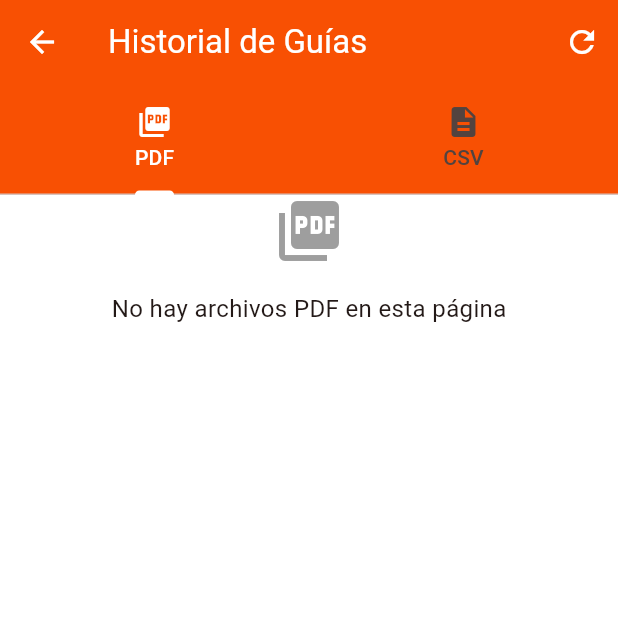
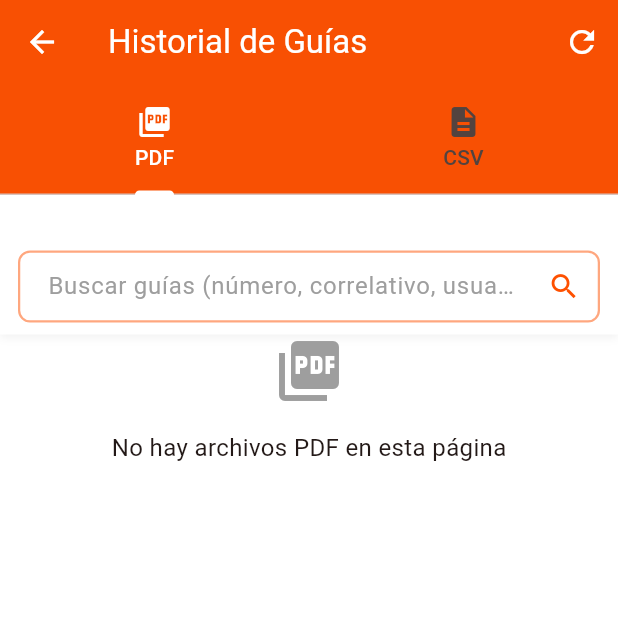
Before and after one commit to DarkCodex29/Guias-App---Laredo, a Flutter app: the _HistorialPageContent screen opened directly, after a tap on the "refresh" icon, on a phone screen of 412 x 824 dp, the top half of it. Run offline on Flutter 3.47's test engine with Material 3 defaults, Android fonts, the phone set to English and light mode, and no system bars; our stand-ins replace cloud_firestore, device_info_plus, dio, file_picker, firebase_core, flutter_dotenv and 9 more; accounts and stored records are empty; generated files the repository leaves out were written again; statements that could not run were skipped.

Commit message:
Se implementó un sistema de búsqueda y filtrado en el controlador de historial, permitiendo a los usuarios buscar guías por número, correlativo o usuario. Se añadieron métodos para limpiar filtros y aplicar criterios de búsqueda. Además, se ajustó la lógica de carga de guías para que los administradores puedan cargar todas las guías y se optimizó la presentación de archivos en la interfaz, mejorando la experiencia del usuario en dispositivos móviles y de escritorio.

```diff
--- a/lib/presentation/controllers/historial/historial.controller.dart
+++ b/lib/presentation/controllers/historial/historial.controller.dart
@@ -136,8 +136,21 @@ class HistorialController extends ChangeNotifier {
   // Para compatibilidad con código existente
   bool get isLoadingPage => _isLoadingPagePDF;
 
+  // Variables para búsqueda y filtrado
+  String _searchText = '';
+  List<GuideFile> _filteredPdfFiles = [];
+  List<GuideFile> _filteredCsvFiles = [];
+
+  // Getters para búsqueda y filtrado
+  String get searchText => _searchText;
+  List<GuideFile> get filteredPdfFiles => _filteredPdfFiles;
+  List<GuideFile> get filteredCsvFiles => _filteredCsvFiles;
+
+  final TextEditingController searchController = TextEditingController();
+
   @override
   void dispose() {
+    searchController.dispose();
     _mounted = false;
     super.dispose();
   }
@@ -180,12 +193,12 @@ class HistorialController extends ChangeNotifier {
       // Cargar guías del backend según el rol de usuario
       if (isAdmin) {
         // Administrador: cargar todas las guías
-        await _guiaProvider.loadGuias();
+        await _guiaProvider.loadGuias(all: true);
       } else {
         // Usuario normal: cargar solo sus guías
         final userId = _authProvider.userId;
         if (userId != null) {
-          await _guiaProvider.loadGuiasByUsuario(userId);
+          await _guiaProvider.loadGuiasByUsuario(userId, all: true);
         }
       }
 
@@ -199,6 +212,9 @@ class HistorialController extends ChangeNotifier {
 
       // Ordenar por fecha de creación (más reciente primero)
       _archivosPdf.sort((a, b) => b.creationDate.compareTo(a.creationDate));
+
+      // Después de haber obtenido y ordenado los archivos, inicializar las listas filtradas
+      _applyFilters();
     } catch (e) {
       if (!_mounted) {
         return; // Verificar antes de actualizar el estado de error
@@ -451,13 +467,12 @@ class HistorialController extends ChangeNotifier {
       // Cargar archivos PDF desde el backend
       if (isAdmin) {
         // Administrador: cargar todas las guías
-        await _guiaProvider.loadGuias(page: _guiaProvider.currentPagePDF);
+        await _guiaProvider.loadGuias(all: true);
       } else {
         // Usuario normal: cargar solo sus guías
         final userId = _authProvider.userId;
         if (userId != null) {
-          await _guiaProvider.loadGuiasByUsuario(userId,
-              page: _guiaProvider.currentPagePDF);
+          await _guiaProvider.loadGuiasByUsuario(userId, all: true);
         }
       }
 
@@ -475,7 +490,7 @@ class HistorialController extends ChangeNotifier {
       notifyListeners();
     } catch (e) {
       if (!_mounted) return;
-      _errorMessage = 'Error al cargar los archivos PDF: ${e.toString()}';
+      _errorMessage = 'Error al cargar los archivos PDF: \\${e.toString()}';
       _isLoadingPagePDF = false;
       notifyListeners();
     }
@@ -847,6 +862,46 @@ class HistorialController extends ChangeNotifier {
     if (!_isSharing) return false;
     return _sharingFileId == file.fullPath || _sharingFileId == file.fileName;
   }
+
+  // Función para buscar/filtrar guías
+  void searchGuias(String searchTerm) {
+    _searchText = searchTerm;
+    _applyFilters();
+  }
+
+  // Método para limpiar todos los filtros
+  void clearFilters() {
+    _searchText = '';
+    searchController.clear();
+    _applyFilters();
+  }
+
+  // Aplicar todos los filtros actuales
+  void _applyFilters() {
+    _filteredPdfFiles = _filterFiles(_archivosPdf);
+    _filteredCsvFiles = _filterFiles(_archivosCsv);
+    notifyListeners();
+  }
+
+  // Método para filtrar archivos según los criterios actuales
+  List<GuideFile> _filterFiles(List<GuideFile> files) {
+    if (_searchText.isEmpty) {
+      return List.from(files);
+    }
+
+    return files.where((file) {
+      // Filtrar por texto de búsqueda
+      return file.fileName.toLowerCase().contains(_searchText.toLowerCase()) ||
+          (file.serieCorrelativo != null &&
+              file.serieCorrelativo!
+                  .toLowerCase()
+                  .contains(_searchText.toLowerCase())) ||
+          (file.usernameUsuario != null &&
+              file.usernameUsuario!
+                  .toLowerCase()
+                  .contains(_searchText.toLowerCase()));
+    }).toList();
+  }
 }
 
 // Helper para firstWhereOrNull (si no usas collection)
--- a/lib/presentation/pages/historial/historial.page.dart
+++ b/lib/presentation/pages/historial/historial.page.dart
@@ -4,10 +4,9 @@ import 'package:intl/intl.dart';
 import 'package:app_guias/presentation/controllers/historial/historial.controller.dart';
 import 'package:app_guias/core/constants/app.colors.dart';
 import 'package:app_guias/providers/auth.provider.dart';
-import 'package:app_guias/providers/guia.provider.dart';
 import 'package:app_guias/presentation/widgets/custom.card.dart';
-import 'package:app_guias/presentation/widgets/custom.pagination.controls.dart';
 import 'package:app_guias/presentation/widgets/custom.card.shimmer.dart';
+import 'package:app_guias/presentation/widgets/custom.textfield.dart';
 
 class HistorialPage extends StatelessWidget {
   const HistorialPage({super.key});
@@ -35,7 +34,6 @@ class _HistorialPageContentState extends State<_HistorialPageContent> {
   @override
   void initState() {
     super.initState();
-    // Inicializar el controlador después de que el contexto esté disponible
     WidgetsBinding.instance.addPostFrameCallback((_) {
       if (!_mounted) return;
       final controller = context.read<HistorialController>();
@@ -102,26 +100,37 @@ class _HistorialPageContentState extends State<_HistorialPageContent> {
 
   Widget _buildMobileLayout(
       HistorialController controller, BuildContext context, bool isAdmin) {
-    return TabBarView(
+    return Column(
       children: [
-        _buildTabContent(controller.archivosPdf, controller, context,
+        _buildSearchBar(controller, context),
+        Expanded(
+          child: TabBarView(
+            children: [
+              _buildTabContent(controller.filteredPdfFiles, controller, context,
                   isPdf: true),
-        _buildTabContent(controller.archivosCsv, controller, context,
+              _buildTabContent(controller.filteredCsvFiles, controller, context,
                   isPdf: false),
+            ],
+          ),
+        ),
       ],
     );
   }
 
   Widget _buildDesktopLayout(
       HistorialController controller, BuildContext context, bool isAdmin) {
-    return Row(
+    return Column(
+      children: [
+        _buildSearchBar(controller, context),
+        Expanded(
+          child: Row(
             children: [
               Expanded(
                 flex: 3,
                 child: TabBarView(
                   children: [
-              // Solo mostrar la pestaña PDF en desktop
-              _buildTabContent(controller.archivosPdf, controller, context,
+                    _buildTabContent(
+                        controller.filteredPdfFiles, controller, context,
                         isPdf: true),
                   ],
                 ),
@@ -166,74 +175,57 @@ class _HistorialPageContentState extends State<_HistorialPageContent> {
                 ),
               ),
             ],
-    );
-  }
-
-  // Nuevo método para construir el contenido completo de cada tab, incluyendo la paginación
-  Widget _buildTabContent(List<GuideFile> archivos,
-      HistorialController controller, BuildContext context,
-      {required bool isPdf}) {
-    final guiaProvider = context.watch<GuiaProvider>();
-
-    // Usar los valores específicos para cada tipo
-    final currentPage =
-        isPdf ? guiaProvider.currentPagePDF : guiaProvider.currentPageCSV;
-    final totalPages =
-        isPdf ? guiaProvider.totalPagesPDF : guiaProvider.totalPagesCSV;
-    final isLoading =
-        isPdf ? controller.isLoadingPagePDF : controller.isLoadingPageCSV;
-
-    return Stack(
-      children: [
-        // Lista de archivos (ahora ocupa todo el espacio)
-        _buildFileList(archivos, controller, context, isPdf: isPdf),
-
-        // Controles de paginación siempre visibles si hay más de una página
-        if (totalPages > 1)
-          Positioned(
-            left: 0,
-            right: 0,
-            bottom: 0,
-            child: CustomPaginationControls(
-              currentPage: currentPage,
-              totalPages: totalPages,
-              isLoading: isLoading,
-              onFirstPage: () =>
-                  isPdf ? controller.goToPagePDF(1) : controller.goToPageCSV(1),
-              onPreviousPage: () => isPdf
-                  ? controller.previousPagePDF()
-                  : controller.previousPageCSV(),
-              onNextPage: () =>
-                  isPdf ? controller.nextPagePDF() : controller.nextPageCSV(),
-              onLastPage: () => isPdf
-                  ? controller.goToPagePDF(totalPages)
-                  : controller.goToPageCSV(totalPages),
           ),
         ),
       ],
     );
   }
 
-  Widget _buildFileList(List<GuideFile> archivos,
+  Widget _buildSearchBar(HistorialController controller, BuildContext context) {
+    return Container(
+      padding: const EdgeInsets.symmetric(horizontal: 12, vertical: 8),
+      decoration: BoxDecoration(
+        color: Colors.white,
+        boxShadow: [
+          BoxShadow(
+            color: Colors.black.withOpacity(0.05),
+            blurRadius: 4,
+            offset: const Offset(0, 2),
+          ),
+        ],
+      ),
+      child: Row(
+        children: [
+          Expanded(
+            child: CustomTextField(
+              label: '',
+              hint: 'Buscar guías (número, correlativo, usuario...)',
+              type: TextFieldType.search,
+              controller: controller.searchController,
+              actionIcon:
+                  controller.searchText.isNotEmpty ? Icons.clear : Icons.search,
+              onActionPressed: controller.searchText.isNotEmpty
+                  ? () => controller.clearFilters()
+                  : null,
+              onChanged: (value) => controller.searchGuias(value),
+              borderRadius: BorderRadius.circular(8),
+            ),
+          ),
+        ],
+      ),
+    );
+  }
+
+  Widget _buildTabContent(List<GuideFile> archivos,
       HistorialController controller, BuildContext context,
       {required bool isPdf}) {
-    final guiaProvider = context.watch<GuiaProvider>();
-    final authProvider = context.read<AuthProvider>();
-    final isAdmin = authProvider.role == 'ADMINISTRADOR';
-
-    // Usar los valores específicos para cada tipo
-    final currentPage =
-        isPdf ? guiaProvider.currentPagePDF : guiaProvider.currentPageCSV;
-    final totalPages =
-        isPdf ? guiaProvider.totalPagesPDF : guiaProvider.totalPagesCSV;
     final isLoading =
         isPdf ? controller.isLoadingPagePDF : controller.isLoadingPageCSV;
 
-    // Usar Shimmer para el estado de carga
     if (isLoading) {
       return CustomCardShimmer(
         isPdf: isPdf,
-        count: 5, // Mostrar 5 tarjetas de carga
+        count: 10,
       );
     }
 
@@ -243,11 +235,11 @@ class _HistorialPageContentState extends State<_HistorialPageContent> {
         onRefresh: () async {
           if (!mounted) return;
           return isPdf
-              ? controller.cargarArchivosPDF(isAdmin: isAdmin)
-              : controller.cargarArchivosCSV(isAdmin: isAdmin);
+              ? controller.cargarArchivosPDF(isAdmin: controller.isAdmin)
+              : controller.cargarArchivosCSV(isAdmin: controller.isAdmin);
         },
         child: ListView.builder(
-          padding: const EdgeInsets.only(bottom: 56),
+          padding: const EdgeInsets.only(bottom: 20),
           itemCount: 1,
           itemBuilder: (context, index) {
             return Center(
@@ -270,8 +262,10 @@ class _HistorialPageContentState extends State<_HistorialPageContent> {
                       label: const Text('Reintentar',
                           style: TextStyle(color: AppColors.white)),
                       onPressed: () => isPdf
-                          ? controller.cargarArchivosPDF(isAdmin: isAdmin)
-                          : controller.cargarArchivosCSV(isAdmin: isAdmin),
+                          ? controller.cargarArchivosPDF(
+                              isAdmin: controller.isAdmin)
+                          : controller.cargarArchivosCSV(
+                              isAdmin: controller.isAdmin),
                       style: ElevatedButton.styleFrom(
                         backgroundColor: AppColors.primary,
                       ),
@@ -291,8 +285,8 @@ class _HistorialPageContentState extends State<_HistorialPageContent> {
         onRefresh: () async {
           if (!mounted) return;
           return isPdf
-              ? controller.cargarArchivosPDF(isAdmin: isAdmin)
-              : controller.cargarArchivosCSV(isAdmin: isAdmin);
+              ? controller.cargarArchivosPDF(isAdmin: controller.isAdmin)
+              : controller.cargarArchivosCSV(isAdmin: controller.isAdmin);
         },
         child: ListView.builder(
           padding: const EdgeInsets.only(bottom: 56),
@@ -309,13 +303,6 @@ class _HistorialPageContentState extends State<_HistorialPageContent> {
                     'No hay archivos ${isPdf ? 'PDF' : 'CSV'} en esta página',
                     style: const TextStyle(fontSize: 16),
                   ),
-                  if (totalPages > 1) ...[
-                    const SizedBox(height: 8),
-                    Text(
-                      'Página $currentPage de $totalPages',
-                      style: const TextStyle(fontSize: 14, color: Colors.grey),
-                    ),
-                  ],
                 ],
               ),
             );
@@ -330,8 +317,8 @@ class _HistorialPageContentState extends State<_HistorialPageContent> {
       onRefresh: () async {
         if (!mounted) return;
         return isPdf
-            ? controller.cargarArchivosPDF(isAdmin: isAdmin)
-            : controller.cargarArchivosCSV(isAdmin: isAdmin);
+            ? controller.cargarArchivosPDF(isAdmin: controller.isAdmin)
+            : controller.cargarArchivosCSV(isAdmin: controller.isAdmin);
       },
       child: ListView.builder(
         itemCount: archivos.length,
@@ -339,7 +326,7 @@ class _HistorialPageContentState extends State<_HistorialPageContent> {
           left: 16,
           right: 16,
           top: 8,
-          bottom: 72, // Espacio para la paginación
+          bottom: 72,
         ),
         itemBuilder: (context, index) {
           final archivo = archivos[index];
```
Also changed, not shown: lib/providers/guia.provider.dart (+4 -54 lines), lib/services/guia.service.dart (+5 -115 lines). Lines whose indentation alone changed are shown as unchanged.
